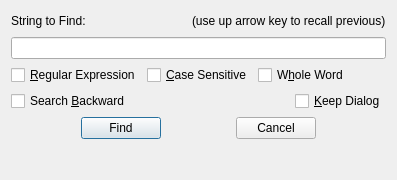
This is source/DialogFind.ui in eteran/nedit-ng as Qt 5 draws it before an edit. The edited form follows.
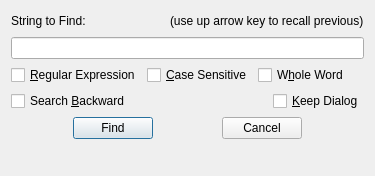
This is the edited form. Icons and pictures are not drawn.

What changed in the file:
```diff
--- a/source/DialogFind.ui
+++ b/source/DialogFind.ui
@@ -6,8 +6,8 @@
    <rect>
     <x>0</x>
     <y>0</y>
-    <width>397</width>
-    <height>180</height>
+    <width>375</width>
+    <height>176</height>
    </rect>
   </property>
   <property name="windowTitle">
```
